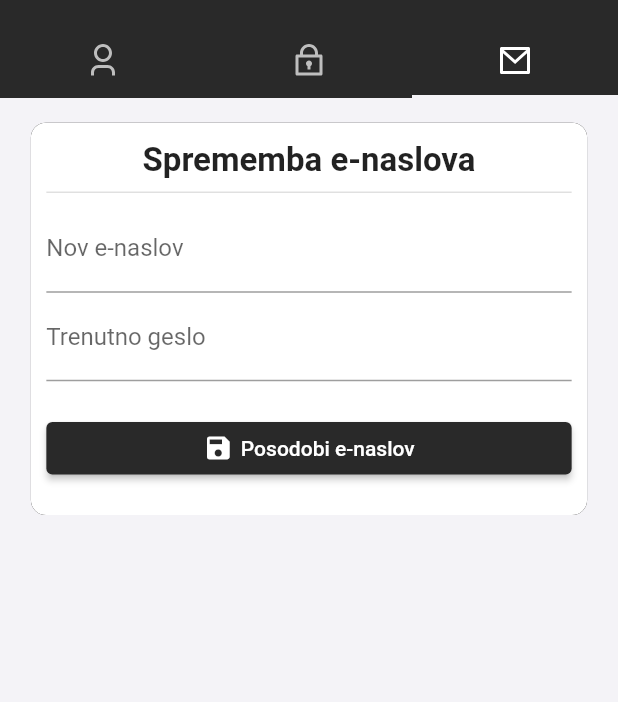
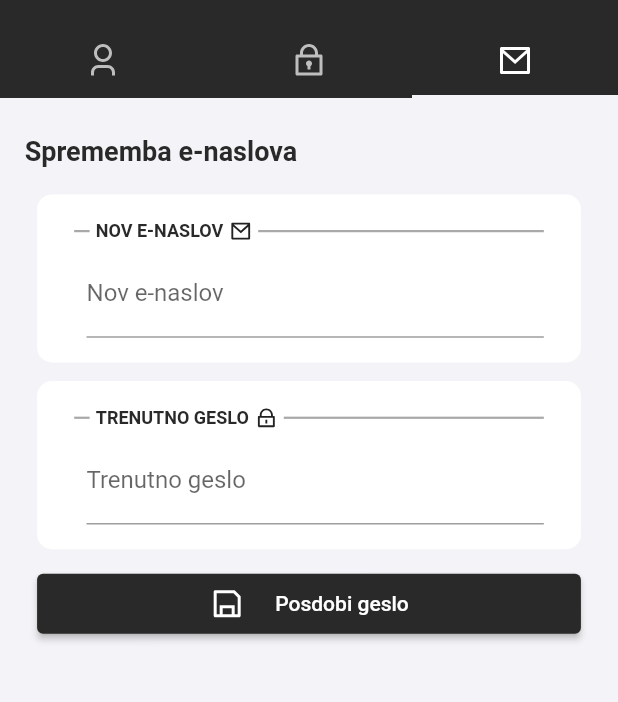
Before and after one commit to mojStudent/MojStudent, a Flutter app: the ProfileScreen screen opened by its route, tab 3 chosen, on a phone screen of 412 x 824 dp, the part 58-760 px from its top. Run offline on Flutter 3.47's test engine with Material 2 defaults, Android fonts, the phone set to English and light mode, and no system bars; our stand-ins replace bloc, charts_flutter, dio, flutter_bloc, flutter_html, flutter_remix and 4 more; missing offline and left inert: http_interceptor; accounts and stored records are empty; statements that could not run were skipped.

Commit message:
updated profile settings

```diff
--- a/lib/screens/profile/views/profile_change_email.dart
+++ b/lib/screens/profile/views/profile_change_email.dart
@@ -1,7 +1,11 @@
 import 'package:flutter/material.dart';
+import 'package:flutter_remix/flutter_remix.dart';
 import 'package:moj_student/data/auth/models/profile/change_email_model.dart';
 import 'package:moj_student/data/auth/profile_repository.dart';
 import 'package:moj_student/screens/widgets/box_widget.dart';
+import 'package:moj_student/screens/widgets/data_containers/containers/buttons/row_button.dart';
+import 'package:moj_student/screens/widgets/data_containers/containers/category_name_container.dart';
+import 'package:moj_student/screens/widgets/data_containers/containers/row_container.dart';
 import 'package:moj_student/screens/widgets/modal.dart';
 import 'package:moj_student/screens/widgets/save_button_widget.dart';
 import 'package:moj_student/services/validators/email_validator.dart';
@@ -19,14 +23,14 @@ class _ProfileChangeEmailViewState extends State<ProfileChangeEmailView> {
 
   @override
   Widget build(BuildContext context) {
-    return BoxWidget(
-      title: "Sprememba e-naslova",
-      elevated: false,
-      cardBody: Form(
-        key: _mailForm,
-        child: Column(
-          children: [
-            TextFormField(
+    return Form(
+      key: _mailForm,
+      child: Column(
+        crossAxisAlignment: CrossAxisAlignment.start,
+        children: [
+          CategoryNameContainer(categoryName: "Sprememba e-naslova"),
+          RowContainer(
+            child: TextFormField(
               obscureText: false,
               decoration: InputDecoration(label: Text("Nov e-naslov")),
               validator: (value) => EmailValidator.validate(value ?? "")
@@ -34,23 +38,26 @@ class _ProfileChangeEmailViewState extends State<ProfileChangeEmailView> {
                   : "Podani email ni pravilne oblike",
               onChanged: (value) => _emailFormModel.email = value,
             ),
-            TextFormField(
+            title: "Nov e-naslov",
+            icon: FlutterRemix.mail_line,
+          ),
+          RowContainer(
+            child: TextFormField(
               obscureText: true,
               decoration: InputDecoration(label: Text("Trenutno geslo")),
               validator: (value) =>
                   (value?.length ?? 0) >= 3 ? null : "Geslo mora biti vnešeno",
               onChanged: (value) => _emailFormModel.password = value,
             ),
-            SizedBox(
-              height: MediaQuery.of(context).size.height * 0.025,
-            ),
-            SaveButton(
-              text: "Posodobi e-naslov",
-              icon: Icons.save,
-              onClick: _onSave,
-            ),
-          ],
-        ),
+            title: "Trenutno geslo",
+            icon: FlutterRemix.lock_line,
+          ),
+          RowButton(
+            title: "Posdobi geslo",
+            onPressed: () => _onSave(),
+            icon: FlutterRemix.save_line,
+          )
+        ],
       ),
     );
   }
```
